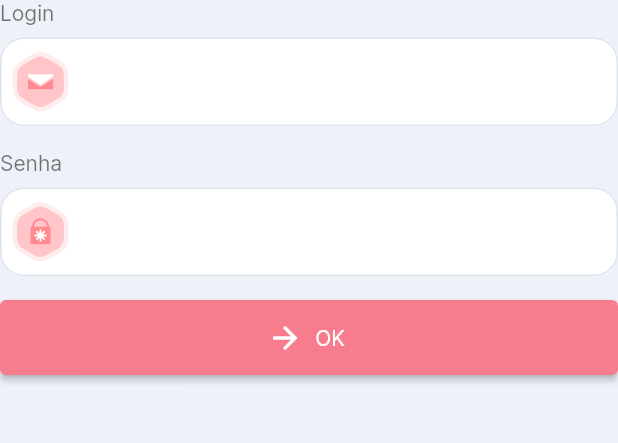
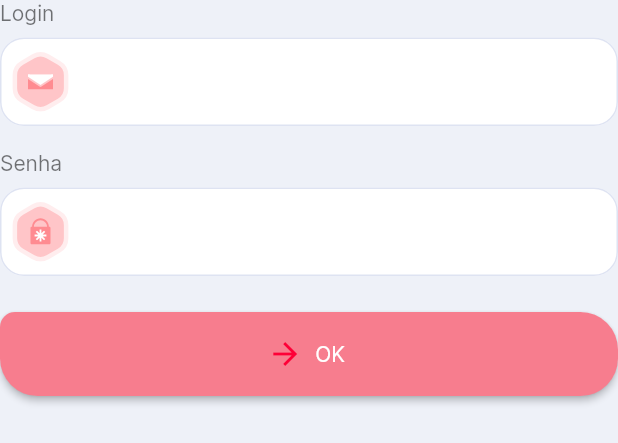
Before and after one commit to dariopmaciel/beaultiful_login_and_slidable_drawer, a Flutter app: the SingInForm widget shown alone on an empty page, opened directly, on a phone screen of 412 x 824 dp. Shown: the top 443 px of the screen. Run offline on Flutter 3.47's test engine with Material 2 defaults, Android fonts, the phone set to English and light mode, and no system bars; our stand-ins replace flutter_svg, rive.

Commit message:
sing in form

```diff
--- a/lib/main.dart
+++ b/lib/main.dart
@@ -28,7 +28,7 @@ class MyApp extends StatelessWidget {
           errorBorder: defaultInputBorder,
         ),
       ),
-      home: const Entrada(),
+      home: Entrada(),
     );
   }
 }
--- /dev/null
+++ b/lib/screens/entrada/componentes/sing_in_form.dart.dart
@@ -0,0 +1,73 @@
+import 'package:flutter/material.dart';
+import 'package:flutter_svg/flutter_svg.dart';
+
+class SingInForm extends StatelessWidget {
+  const SingInForm({
+    Key? key,
+  }) : super(key: key);
+
+  @override
+  Widget build(BuildContext context) {
+    return Form(
+      child: Column(
+        crossAxisAlignment: CrossAxisAlignment.start,
+        children: [
+          const Text(
+            "Login",
+            style: TextStyle(color: Colors.black54),
+          ),
+          Padding(
+            padding: const EdgeInsets.only(top: 8, bottom: 16),
+            child: TextFormField(
+              decoration: InputDecoration(
+                prefixIcon: Padding(
+                  padding: const EdgeInsets.symmetric(horizontal: 8),
+                  child: SvgPicture.asset("assets/icons/email.svg"),
+                ),
+              ),
+            ),
+          ),
+          const Text(
+            "Senha",
+            style: TextStyle(color: Colors.black54),
+          ),
+          Padding(
+            padding: const EdgeInsets.only(top: 8, bottom: 16),
+            child: TextFormField(
+              obscureText: true,
+              decoration: InputDecoration(
+                prefixIcon: Padding(
+                  padding: const EdgeInsets.symmetric(horizontal: 8),
+                  child: SvgPicture.asset("assets/icons/password.svg"),
+                ),
+              ),
+            ),
+          ),
+          Padding(
+            padding: const EdgeInsets.only(top: 8, bottom: 24),
+            child: ElevatedButton.icon(
+              onPressed: () {},
+              style: ElevatedButton.styleFrom(
+                backgroundColor: const Color(0xfff77d8e),
+                minimumSize: const Size(double.infinity, 56),
+                shape: const RoundedRectangleBorder(
+                  borderRadius: BorderRadius.only(
+                    topLeft: Radius.circular(10),
+                    topRight: Radius.circular(25),
+                    bottomLeft: Radius.circular(25),
+                    bottomRight: Radius.circular(25),
+                  ),
+                ),
+              ),
+              icon: const Icon(
+                Icons.arrow_forward,
+                color: Color(0xfffe0037),
+              ),
+              label: const Text("OK"),
+            ),
+          ),
+        ],
+      ),
+    );
+  }
+}
--- a/lib/screens/entrada/entrada.dart
+++ b/lib/screens/entrada/entrada.dart
@@ -1,13 +1,14 @@
 import 'dart:ui';
 
 import 'package:beaultiful_login_and_slidable_drawer/screens/entrada/componentes/componente.dart';
+import 'package:beaultiful_login_and_slidable_drawer/screens/entrada/componentes/sing_in_form.dart.dart';
 import 'package:flutter/material.dart';
 import 'package:flutter_svg/svg.dart';
 
 import 'package:rive/rive.dart';
 
 class Entrada extends StatefulWidget {
-  const Entrada({super.key});
+  Entrada({super.key});
 
   @override
   State<Entrada> createState() => _EntradaState();
@@ -51,12 +52,12 @@ class _EntradaState extends State<Entrada> {
           Positioned.fill(
             child: BackdropFilter(
               filter: ImageFilter.blur(sigmaX: 50, sigmaY: 50),
-              child: SizedBox(),
+              child: const SizedBox(),
             ),
           ),
           SafeArea(
             child: Padding(
-              padding: EdgeInsets.symmetric(horizontal: 32),
+              padding: const EdgeInsets.symmetric(horizontal: 32),
               child: Column(
                 crossAxisAlignment: CrossAxisAlignment.start,
                 children: [
@@ -64,9 +65,9 @@ class _EntradaState extends State<Entrada> {
                   SizedBox(
                     width: 340,
                     child: Column(
-                      children: const [
-                        SizedBox(height: 12),
-                        Text(
+                      children: [
+                        const SizedBox(height: 12),
+                        const Text(
                           "Área de blur \naprendida",
                           style: TextStyle(
                             fontSize: 56,
@@ -74,8 +75,8 @@ class _EntradaState extends State<Entrada> {
                             height: 1.2,
                           ),
                         ),
-                        SizedBox(height: 16),
-                        Text(
+                        const SizedBox(height: 16),
+                        const Text(
                           "Aprendendo Caligagrafia, Design, UI e UX.\nCom isto criarei melhores e mais belos App comerciais, sempre que precisar inovar a cada sazonalidade comercial ",
                           style: TextStyle(fontSize: 16, fontFamily: "Intel"),
                         ),
@@ -110,7 +111,7 @@ class _EntradaState extends State<Entrada> {
                                 child: Column(
                                   children: const [
                                     Text(
-                                      "Cadastre-se",
+                                      "Efetue Login",
                                       style: TextStyle(
                                           fontSize: 34, fontFamily: "Poppins"),
                                     ),
@@ -150,60 +151,3 @@ class _EntradaState extends State<Entrada> {
     );
   }
 }
-
-class SingInForm extends StatelessWidget {
-  const SingInForm({
-    Key? key,
-  }) : super(key: key);
-
-  @override
-  Widget build(BuildContext context) {
-    return Form(
-      child: Column(
-        crossAxisAlignment: CrossAxisAlignment.start,
-        children: [
-          const Text(
-            "Login",
-            style: TextStyle(color: Colors.black54),
-          ),
-          Padding(
-            padding: const EdgeInsets.only(top: 8, bottom: 16),
-            child: TextFormField(
-              decoration: InputDecoration(
-                prefixIcon: Padding(
-                  padding: const EdgeInsets.symmetric(horizontal: 8),
-                  child: SvgPicture.asset("assets/icons/email.svg"),
-                ),
-              ),
-            ),
-          ),
-          const Text(
-            "Senha",
-            style: TextStyle(color: Colors.black54),
-          ),
-          Padding(
-            padding: const EdgeInsets.only(top: 8, bottom: 16),
-            child: TextFormField(
-              obscureText: true,
-              decoration: InputDecoration(
-                prefixIcon: Padding(
-                  padding: const EdgeInsets.symmetric(horizontal: 8),
-                  child: SvgPicture.asset("assets/icons/password.svg"),
-                ),
-              ),
-            ),
-          ),
-          ElevatedButton.icon(
-            onPressed: () {},
-            icon: Icon(Icons.arrow_forward),
-            label: Text("OK"),
-            style: ElevatedButton.styleFrom(
-              backgroundColor: const Color(0xfff77d8e),
-              minimumSize: const Size(double.infinity, 50),
-            ),
-          ),
-        ],
-      ),
-    );
-  }
-}
```
